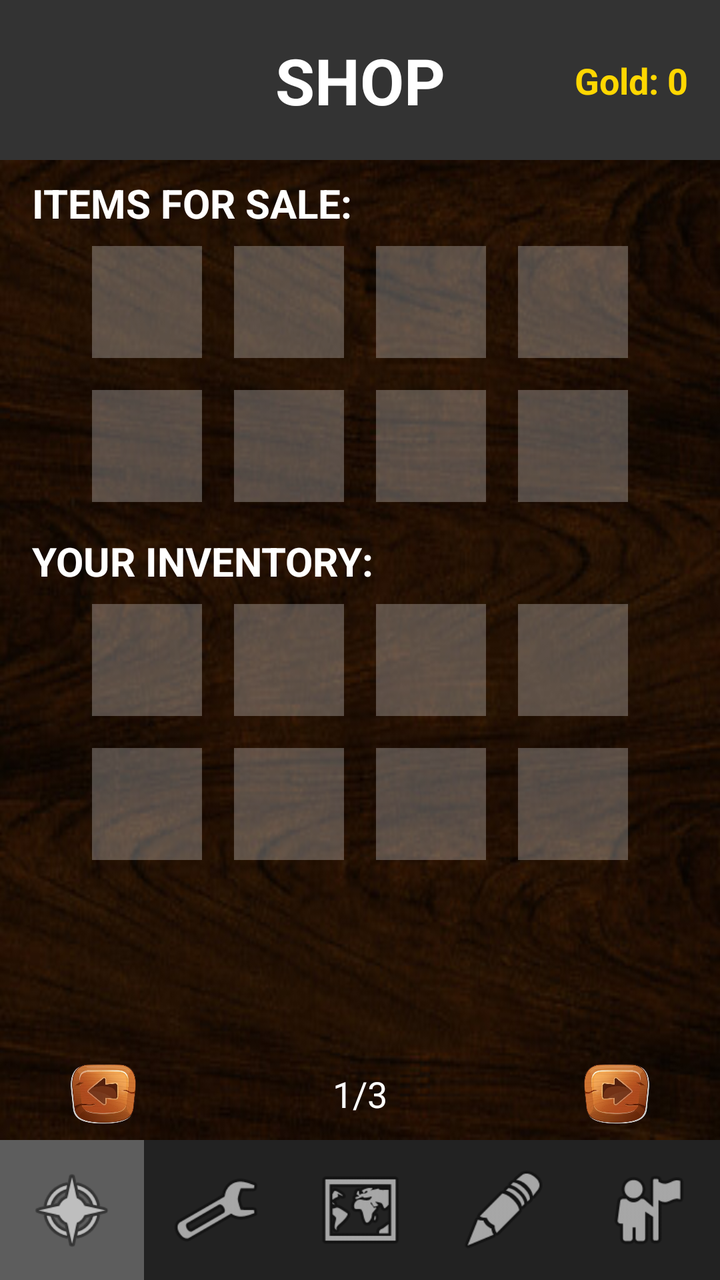
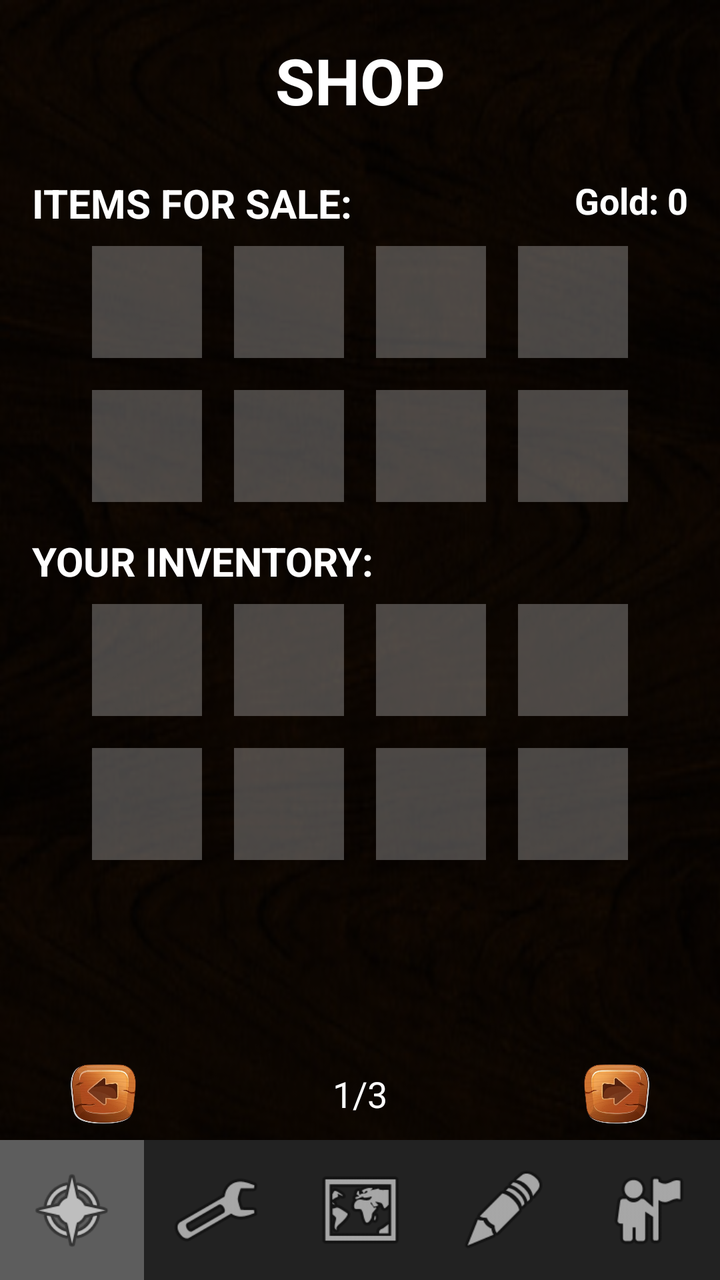

The first picture is an Android layout as it rendered before a commit; the second is the same layout after the commit. The layout source and the unified diff follow.
<!-- AndroidManifest.xml: application theme Theme.BattleScribe -->
<!-- res/layout/activity_shop.xml -->
<?xml version="1.0" encoding="utf-8"?>
<androidx.constraintlayout.widget.ConstraintLayout xmlns:android="http://schemas.android.com/apk/res/android"
    xmlns:app="http://schemas.android.com/apk/res-auto"
    xmlns:tools="http://schemas.android.com/tools"
    android:id="@+id/main"
    android:layout_width="match_parent"
    android:layout_height="match_parent"
    tools:context=".ShopActivity">

    <ImageView
        android:id="@+id/imageView2"
        android:layout_width="0dp"
        android:layout_height="80dp"
        android:background="#333333"
        android:scaleType="centerCrop"
        app:layout_constraintEnd_toEndOf="parent"
        app:layout_constraintHorizontal_bias="0.0"
        app:layout_constraintStart_toStartOf="parent"
        app:layout_constraintTop_toTopOf="parent" />

    <TextView
        android:id="@+id/shop_title"
        android:layout_width="wrap_content"
        android:layout_height="wrap_content"
        android:text="SHOP"
        android:textColor="#FFFFFF"
        android:textSize="32sp"
        android:textStyle="bold"
        app:layout_constraintBottom_toBottomOf="@+id/imageView2"
        app:layout_constraintEnd_toEndOf="parent"
        app:layout_constraintStart_toStartOf="parent"
        app:layout_constraintTop_toTopOf="parent" />

    <TextView
        android:id="@+id/tv_gold"
        android:layout_width="wrap_content"
        android:layout_height="wrap_content"
        android:layout_marginEnd="16dp"
        android:text="Gold: 0"
        android:textColor="#FFD700"
        android:textSize="18sp"
        android:textStyle="bold"
        app:layout_constraintBottom_toBottomOf="@+id/imageView2"
        app:layout_constraintEnd_toEndOf="parent"
        app:layout_constraintTop_toTopOf="parent" />

    <ImageView
        android:id="@+id/shop_background"
        android:layout_width="0dp"
        android:layout_height="0dp"
        android:scaleType="fitXY"
        app:layout_constraintBottom_toTopOf="@+id/linearLayout"
        app:layout_constraintEnd_toEndOf="parent"
        app:layout_constraintStart_toStartOf="parent"
        app:layout_constraintTop_toBottomOf="@+id/imageView2"
        app:srcCompat="@drawable/inv_background" />

    <TextView
        android:id="@+id/textView2"
        android:layout_width="wrap_content"
        android:layout_height="wrap_content"
        android:layout_marginStart="16dp"
        android:layout_marginTop="8dp"
        android:text="ITEMS FOR SALE:"
        android:textColor="#FFFFFF"
        android:textSize="20sp"
        android:textStyle="bold"
        app:layout_constraintStart_toStartOf="parent"
        app:layout_constraintTop_toTopOf="@+id/shop_background" />

    
    <GridLayout
        android:id="@+id/shop_grid"
        android:layout_width="wrap_content"
        android:layout_height="wrap_content"
        android:columnCount="4"
        android:rowCount="2"
        app:layout_constraintEnd_toEndOf="parent"
        app:layout_constraintStart_toStartOf="parent"
        app:layout_constraintTop_toBottomOf="@+id/textView2">

        <ImageView android:id="@+id/shop_slot1" android:layout_width="55dp" android:layout_height="56dp" android:layout_margin="8dp" android:background="#44FFFFFF" />
        <ImageView android:id="@+id/shop_slot2" android:layout_width="55dp" android:layout_height="56dp" android:layout_margin="8dp" android:background="#44FFFFFF" />
        <ImageView android:id="@+id/shop_slot3" android:layout_width="55dp" android:layout_height="56dp" android:layout_margin="8dp" android:background="#44FFFFFF" />
        <ImageView android:id="@+id/shop_slot4" android:layout_width="55dp" android:layout_height="56dp" android:layout_margin="8dp" android:background="#44FFFFFF" />
        <ImageView android:id="@+id/shop_slot5" android:layout_width="55dp" android:layout_height="56dp" android:layout_margin="8dp" android:background="#44FFFFFF" />
        <ImageView android:id="@+id/shop_slot6" android:layout_width="55dp" android:layout_height="56dp" android:layout_margin="8dp" android:background="#44FFFFFF" />
        <ImageView android:id="@+id/shop_slot7" android:layout_width="55dp" android:layout_height="56dp" android:layout_margin="8dp" android:background="#44FFFFFF" />
        <ImageView android:id="@+id/shop_slot8" android:layout_width="55dp" android:layout_height="56dp" android:layout_margin="8dp" android:background="#44FFFFFF" />
    </GridLayout>

    <TextView
        android:id="@+id/textView_inventory"
        android:layout_width="wrap_content"
        android:layout_height="wrap_content"
        android:layout_marginStart="16dp"
        android:layout_marginTop="8dp"
        android:text="YOUR INVENTORY:"
        android:textColor="#FFFFFF"
        android:textSize="20sp"
        android:textStyle="bold"
        app:layout_constraintStart_toStartOf="parent"
        app:layout_constraintTop_toBottomOf="@+id/shop_grid" />

    
    <GridLayout
        android:id="@+id/inventory_grid"
        android:layout_width="wrap_content"
        android:layout_height="wrap_content"
        android:columnCount="4"
        android:rowCount="2"
        app:layout_constraintEnd_toEndOf="parent"
        app:layout_constraintStart_toStartOf="parent"
        app:layout_constraintTop_toBottomOf="@+id/textView_inventory">

        <ImageView android:id="@+id/sell_slot1" android:layout_width="55dp" android:layout_height="56dp" android:layout_margin="8dp" android:background="#44FFFFFF" />
        <ImageView android:id="@+id/sell_slot2" android:layout_width="55dp" android:layout_height="56dp" android:layout_margin="8dp" android:background="#44FFFFFF" />
        <ImageView android:id="@+id/sell_slot3" android:layout_width="55dp" android:layout_height="56dp" android:layout_margin="8dp" android:background="#44FFFFFF" />
        <ImageView android:id="@+id/sell_slot4" android:layout_width="55dp" android:layout_height="56dp" android:layout_margin="8dp" android:background="#44FFFFFF" />
        <ImageView android:id="@+id/sell_slot5" android:layout_width="55dp" android:layout_height="56dp" android:layout_margin="8dp" android:background="#44FFFFFF" />
        <ImageView android:id="@+id/sell_slot6" android:layout_width="55dp" android:layout_height="56dp" android:layout_margin="8dp" android:background="#44FFFFFF" />
        <ImageView android:id="@+id/sell_slot7" android:layout_width="55dp" android:layout_height="56dp" android:layout_margin="8dp" android:background="#44FFFFFF" />
        <ImageView android:id="@+id/sell_slot8" android:layout_width="55dp" android:layout_height="56dp" android:layout_margin="8dp" android:background="#44FFFFFF" />
    </GridLayout>

    
    <androidx.constraintlayout.widget.ConstraintLayout
        android:id="@+id/item_info_panel"
        android:layout_width="0dp"
        android:layout_height="120dp"
        android:layout_marginStart="16dp"
        android:layout_marginEnd="16dp"
        android:layout_marginBottom="8dp"
        android:background="#CC000000"
        android:padding="8dp"
        android:visibility="invisible"
        app:layout_constraintBottom_toTopOf="@+id/shop_page_text"
        app:layout_constraintEnd_toEndOf="parent"
        app:layout_constraintStart_toStartOf="parent">

        <ImageView
            android:id="@+id/selected_item_icon"
            android:layout_width="60dp"
            android:layout_height="60dp"
            android:scaleType="fitCenter"
            app:layout_constraintStart_toStartOf="parent"
            app:layout_constraintTop_toTopOf="parent" />

        <TextView
            android:id="@+id/selected_item_name"
            android:layout_width="wrap_content"
            android:layout_height="wrap_content"
            android:layout_marginStart="12dp"
            android:text="Item Name"
            android:textColor="#FFFFFF"
            android:textSize="18sp"
            android:textStyle="bold"
            app:layout_constraintStart_toEndOf="@+id/selected_item_icon"
            app:layout_constraintTop_toTopOf="parent" />

        <TextView
            android:id="@+id/selected_item_desc"
            android:layout_width="0dp"
            android:layout_height="wrap_content"
            android:text="Stats..."
            android:textColor="#BBBBBB"
            android:textSize="12sp"
            app:layout_constraintEnd_toEndOf="parent"
            app:layout_constraintStart_toStartOf="@+id/selected_item_name"
            app:layout_constraintTop_toBottomOf="@+id/selected_item_name" />

        <Button
            android:id="@+id/action_button"
            android:layout_width="wrap_content"
            android:layout_height="wrap_content"
            android:text="BUY"
            app:layout_constraintBottom_toBottomOf="parent"
            app:layout_constraintEnd_toEndOf="parent" />
            
    </androidx.constraintlayout.widget.ConstraintLayout>

    <ImageButton
        android:id="@+id/shop_next_page"
        android:layout_width="40dp"
        android:layout_height="30dp"
        android:layout_marginEnd="32dp"
        android:background="@android:color/transparent"
        android:onClick="SHOPnextPage"
        android:scaleType="centerInside"
        app:layout_constraintBottom_toBottomOf="@+id/shop_page_text"
        app:layout_constraintEnd_toEndOf="parent"
        app:layout_constraintTop_toTopOf="@+id/shop_page_text"
        app:srcCompat="@drawable/button_right" />

    <ImageButton
        android:id="@+id/shop_prev_page"
        android:layout_width="40dp"
        android:layout_height="30dp"
        android:layout_marginStart="32dp"
        android:background="@android:color/transparent"
        android:onClick="SHOPprevPage"
        android:rotationY="180"
        android:scaleType="centerInside"
        app:layout_constraintBottom_toBottomOf="@+id/shop_page_text"
        app:layout_constraintStart_toStartOf="parent"
        app:layout_constraintTop_toTopOf="@+id/shop_page_text"
        app:srcCompat="@drawable/button_right" />

    <TextView
        android:id="@+id/shop_page_text"
        android:layout_width="60dp"
        android:layout_height="30dp"
        android:layout_marginBottom="8dp"
        android:gravity="center"
        android:text="1/3"
        android:textColor="#FFFFFF"
        android:textSize="18sp"
        app:layout_constraintBottom_toTopOf="@+id/linearLayout"
        app:layout_constraintEnd_toEndOf="parent"
        app:layout_constraintStart_toStartOf="parent" />

    <LinearLayout
        android:id="@+id/linearLayout"
        android:layout_width="0dp"
        android:layout_height="70dp"
        android:orientation="horizontal"
        android:background="#222222"
        android:elevation="10dp"
        app:layout_constraintBottom_toBottomOf="parent"
        app:layout_constraintEnd_toEndOf="parent"
        app:layout_constraintStart_toStartOf="parent">

        <ImageView android:id="@+id/shop" android:layout_width="0dp" android:layout_height="match_parent" android:layout_weight="1" android:padding="12dp" android:background="#44FFFFFF" app:srcCompat="@android:drawable/ic_menu_compass" />
        <ImageView android:id="@+id/skills" android:layout_width="0dp" android:layout_height="match_parent" android:layout_weight="1" android:padding="12dp" app:srcCompat="@android:drawable/ic_menu_manage" />
        <ImageView android:id="@+id/adventure" android:layout_width="0dp" android:layout_height="match_parent" android:layout_weight="1" android:padding="12dp" app:srcCompat="@android:drawable/ic_menu_mapmode" />
        <ImageView android:id="@+id/crafting" android:layout_width="0dp" android:layout_height="match_parent" android:layout_weight="1" android:padding="12dp" app:srcCompat="@android:drawable/ic_menu_edit" />
        <ImageView android:id="@+id/character" android:layout_width="0dp" android:layout_height="match_parent" android:layout_weight="1" android:padding="12dp" app:srcCompat="@android:drawable/ic_menu_myplaces" />
    </LinearLayout>

</androidx.constraintlayout.widget.ConstraintLayout>
<!-- resources referenced by this layout -->
<resources>
  <!-- drawable button_right: png bitmap (drawable, 103382 bytes) -->
  <!-- drawable inv_background: jpg bitmap (drawable, 34452 bytes) -->
  <style name="Theme.BattleScribe" parent="Base.Theme.BattleScribe" />
  <style name="Base.Theme.BattleScribe" parent="Theme.Material3.DayNight.NoActionBar">
          
          
      </style>
</resources>

<!-- the commit's change to res/layout/activity_shop.xml (unified diff, before → after) -->
@@ -5,13 +5,14 @@
     android:id="@+id/main"
     android:layout_width="match_parent"
     android:layout_height="match_parent"
+    android:background="@drawable/inv_background"
     tools:context=".ShopActivity">
 
     <ImageView
         android:id="@+id/imageView2"
         android:layout_width="0dp"
         android:layout_height="80dp"
-        android:background="#333333"
+        android:background="#AA000000"
         android:scaleType="centerCrop"
         app:layout_constraintEnd_toEndOf="parent"
         app:layout_constraintHorizontal_bias="0.0"
@@ -22,7 +23,7 @@
         android:id="@+id/shop_title"
         android:layout_width="wrap_content"
         android:layout_height="wrap_content"
-        android:text="SHOP"
+        android:text="@string/title_shop"
         android:textColor="#FFFFFF"
         android:textSize="32sp"
         android:textStyle="bold"
@@ -31,29 +32,28 @@
         app:layout_constraintStart_toStartOf="parent"
         app:layout_constraintTop_toTopOf="parent" />
 
+    <View
+        android:id="@+id/shop_overlay"
+        android:layout_width="0dp"
+        android:layout_height="0dp"
+        android:background="#AA000000"
+        app:layout_constraintBottom_toTopOf="@+id/linearLayout"
+        app:layout_constraintEnd_toEndOf="parent"
+        app:layout_constraintStart_toStartOf="parent"
+        app:layout_constraintTop_toBottomOf="@+id/imageView2" />
+
     <TextView
         android:id="@+id/tv_gold"
         android:layout_width="wrap_content"
         android:layout_height="wrap_content"
+        android:layout_marginTop="8dp"
         android:layout_marginEnd="16dp"
         android:text="Gold: 0"
-        android:textColor="#FFD700"
+        android:textColor="#FFFFFF"
         android:textSize="18sp"
         android:textStyle="bold"
-        app:layout_constraintBottom_toBottomOf="@+id/imageView2"
-        app:layout_constraintEnd_toEndOf="parent"
-        app:layout_constraintTop_toTopOf="parent" />
-
-    <ImageView
-        android:id="@+id/shop_background"
-        android:layout_width="0dp"
-        android:layout_height="0dp"
-        android:scaleType="fitXY"
-        app:layout_constraintBottom_toTopOf="@+id/linearLayout"
-        app:layout_constraintEnd_toEndOf="parent"
-        app:layout_constraintStart_toStartOf="parent"
-        app:layout_constraintTop_toBottomOf="@+id/imageView2"
-        app:srcCompat="@drawable/inv_background" />
+        app:layout_constraintEnd_toEndOf="parent"
+        app:layout_constraintTop_toTopOf="@+id/shop_overlay" />
 
     <TextView
         android:id="@+id/textView2"
@@ -61,12 +61,12 @@
         android:layout_height="wrap_content"
         android:layout_marginStart="16dp"
         android:layout_marginTop="8dp"
-        android:text="ITEMS FOR SALE:"
+        android:text="@string/label_items_for_sale"
         android:textColor="#FFFFFF"
         android:textSize="20sp"
         android:textStyle="bold"
         app:layout_constraintStart_toStartOf="parent"
-        app:layout_constraintTop_toTopOf="@+id/shop_background" />
+        app:layout_constraintTop_toTopOf="@+id/shop_overlay" />
 
     
     <GridLayout
@@ -95,7 +95,7 @@
         android:layout_height="wrap_content"
         android:layout_marginStart="16dp"
         android:layout_marginTop="8dp"
-        android:text="YOUR INVENTORY:"
+        android:text="@string/label_your_inventory"
         android:textColor="#FFFFFF"
         android:textSize="20sp"
         android:textStyle="bold"
@@ -131,9 +131,10 @@
         android:layout_marginStart="16dp"
         android:layout_marginEnd="16dp"
         android:layout_marginBottom="8dp"
-        android:background="#CC000000"
+        android:background="#EE000000"
         android:padding="8dp"
         android:visibility="invisible"
+        android:elevation="10dp"
         app:layout_constraintBottom_toTopOf="@+id/shop_page_text"
         app:layout_constraintEnd_toEndOf="parent"
         app:layout_constraintStart_toStartOf="parent">
@@ -151,7 +152,7 @@
             android:layout_width="wrap_content"
             android:layout_height="wrap_content"
             android:layout_marginStart="12dp"
-            android:text="Item Name"
+            android:text="@string/placeholder_item_name"
             android:textColor="#FFFFFF"
             android:textSize="18sp"
             android:textStyle="bold"
@@ -162,7 +163,7 @@
             android:id="@+id/selected_item_desc"
             android:layout_width="0dp"
             android:layout_height="wrap_content"
-            android:text="Stats..."
+            android:text="@string/placeholder_stats"
             android:textColor="#BBBBBB"
             android:textSize="12sp"
             app:layout_constraintEnd_toEndOf="parent"
@@ -173,7 +174,7 @@
             android:id="@+id/action_button"
             android:layout_width="wrap_content"
             android:layout_height="wrap_content"
-            android:text="BUY"
+            android:text="@string/btn_buy"
             app:layout_constraintBottom_toBottomOf="parent"
             app:layout_constraintEnd_toEndOf="parent" />
             
@@ -212,7 +213,7 @@
         android:layout_height="30dp"
         android:layout_marginBottom="8dp"
         android:gravity="center"
-        android:text="1/3"
+        android:text="@string/placeholder_page"
         android:textColor="#FFFFFF"
         android:textSize="18sp"
         app:layout_constraintBottom_toTopOf="@+id/linearLayout"
<!-- resource entries referenced after the edit -->
@@ -2,6 +2,13 @@
 <resources>
   <!-- drawable button_right: png bitmap (drawable, 103382 bytes) -->
   <!-- drawable inv_background: jpg bitmap (drawable, 34452 bytes) -->
+  <string name="btn_buy">BUY</string>
+  <string name="label_items_for_sale">ITEMS FOR SALE:</string>
+  <string name="label_your_inventory">YOUR INVENTORY:</string>
+  <string name="placeholder_item_name">Item Name</string>
+  <string name="placeholder_page">1/3</string>
+  <string name="placeholder_stats">Stats...</string>
+  <string name="title_shop">SHOP</string>
   <style name="Theme.BattleScribe" parent="Base.Theme.BattleScribe" />
   <style name="Base.Theme.BattleScribe" parent="Theme.Material3.DayNight.NoActionBar">
           
